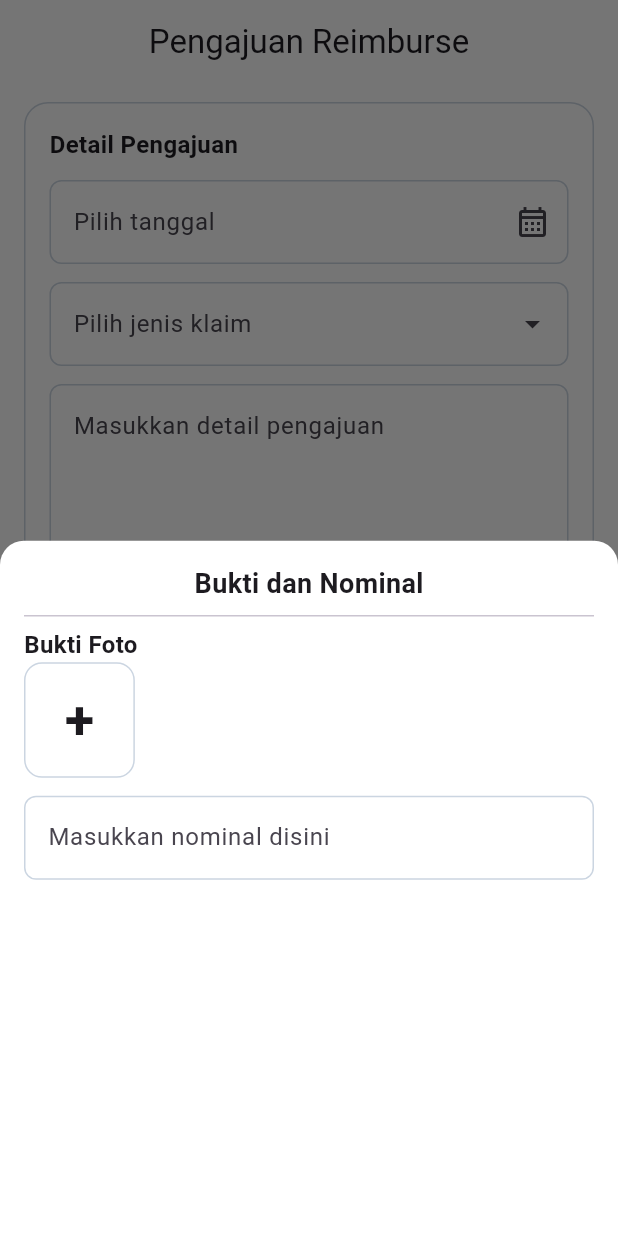
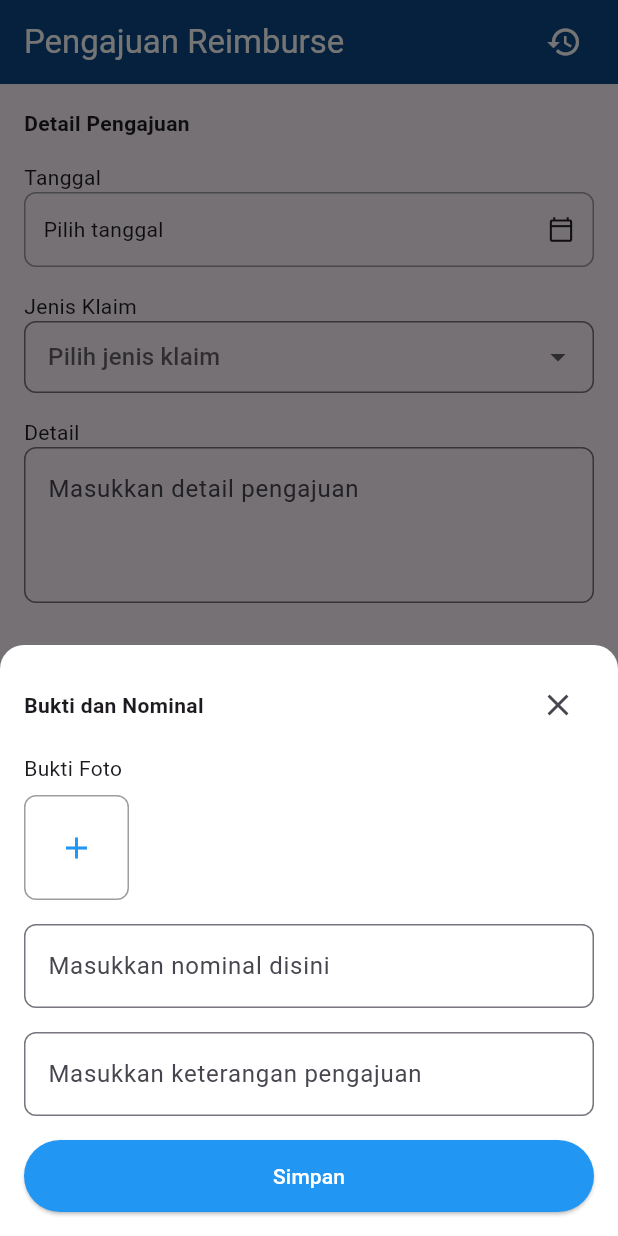
Before and after one commit to Noufalgithub/venturo_test, a Flutter app: the screen it shows after launch, after a tap on "Klik untuk upload file dan isi nominal", on a phone screen of 412 x 824 dp. Run offline on Flutter 3.47's test engine with Material 3 defaults, Android fonts, the phone set to English and light mode, and no system bars; our stand-ins replace get, image_picker.

Commit message:
slicing and integration done

```diff
--- a/lib/app/modules/home/controllers/home_controller.dart
+++ b/lib/app/modules/home/controllers/home_controller.dart
@@ -1,18 +1,93 @@
+import 'dart:io';
+
 import 'package:flutter/material.dart';
 import 'package:get/get.dart';
 
 class HomeController extends GetxController {
-  var selectedDate = DateTime.now().obs;
+  var selectedDate = Rxn<DateTime>();
+  var selectedJenisKlaim = ''.obs;
+  var detailPengajuan = ''.obs;
+  var lampiranList = <Lampiran>[].obs;
 
-  Future<void> pickDate(BuildContext context) async {
-    final DateTime? picked = await showDatePicker(
+  // Simpan semua pengajuan di memori
+  var riwayatPengajuan = <Pengajuan>[].obs;
+
+  final jenisKlaimList = ['Transport', 'Makan', 'Kesehatan', 'Lainnya'];
+
+  void pickDate(BuildContext context) async {
+    final picked = await showDatePicker(
       context: context,
-      initialDate: selectedDate.value,
-      firstDate: DateTime(2000),
+      initialDate: DateTime.now(),
+      firstDate: DateTime(2020),
       lastDate: DateTime(2100),
     );
-    if (picked != null && picked != selectedDate.value) {
-      selectedDate.value = picked;
+    if (picked != null) selectedDate.value = picked;
+  }
+
+  void tambahLampiran(Lampiran lampiran) {
+    lampiranList.add(lampiran);
+  }
+
+  void simpanPengajuan() {
+    if (selectedDate.value == null ||
+        selectedJenisKlaim.value.isEmpty ||
+        detailPengajuan.value.isEmpty) {
+      Get.snackbar(
+        'Gagal',
+        'Lengkapi semua data pengajuan',
+        backgroundColor: Colors.red,
+        colorText: Colors.white,
+      );
+      return;
     }
+
+    riwayatPengajuan.add(
+      Pengajuan(
+        tanggal: selectedDate.value!,
+        jenisKlaim: selectedJenisKlaim.value,
+        detail: detailPengajuan.value,
+        lampiran: lampiranList.toList(),
+      ),
+    );
+
+    // Reset form
+    selectedDate.value = null;
+    selectedJenisKlaim.value = '';
+    detailPengajuan.value = '';
+    lampiranList.clear();
+
+    Get.snackbar(
+      'Berhasil',
+      'Pengajuan disimpan',
+      colorText: Colors.white,
+      backgroundColor: Colors.green,
+    );
   }
 }
+
+// ===================== MODEL =====================
+class Lampiran {
+  final List<File> buktiFoto;
+  final String nominal;
+  final String keterangan;
+
+  Lampiran({
+    required this.buktiFoto,
+    required this.nominal,
+    required this.keterangan,
+  });
+}
+
+class Pengajuan {
+  final DateTime tanggal;
+  final String jenisKlaim;
+  final String detail;
+  final List<Lampiran> lampiran;
+
+  Pengajuan({
+    required this.tanggal,
+    required this.jenisKlaim,
+    required this.detail,
+    required this.lampiran,
+  });
+}
--- a/lib/app/modules/home/views/home_view.dart
+++ b/lib/app/modules/home/views/home_view.dart
@@ -1,195 +1,175 @@
 import 'package:flutter/material.dart';
 
 import 'package:get/get.dart';
+import 'package:venturo_test/app/core/constants/app_colors.dart';
+import 'package:venturo_test/app/core/widgets/custom_button.dart';
+import 'package:venturo_test/app/routes/app_pages.dart';
 
-import '../../../core/constants/app_colors.dart';
-import '../../../core/widgets/custom_button.dart';
-import '../../../core/widgets/custom_text_field.dart';
 import '../controllers/home_controller.dart';
+import 'widgets/lampiran_bottom_sheet.dart';
 
 class HomeView extends GetView<HomeController> {
   const HomeView({super.key});
   @override
   Widget build(BuildContext context) {
+    final detailController = TextEditingController();
+
     return SafeArea(
-      top: false,
       child: Scaffold(
-        backgroundColor: Colors.white,
         appBar: AppBar(
-          title: const Text('Pengajuan Reimburse'),
-          centerTitle: true,
-          backgroundColor: Colors.white,
+          title: Text(
+            'Pengajuan Reimburse',
+            style: TextStyle(color: Colors.white),
+          ),
+          backgroundColor: AppColors.blueColor,
+          actions: [
+            IconButton(
+              icon: Icon(Icons.history, color: Colors.white),
+              onPressed: () => Get.toNamed(Routes.RIWAYAT_PENGAJUAN),
+            ),
+            SizedBox(width: 12),
+          ],
         ),
         bottomSheet: Padding(
           padding: const EdgeInsets.fromLTRB(16, 0, 16, 12),
           child: CustomButton(
             title: 'Submit Request',
-            onTap: () {},
+            onTap: controller.simpanPengajuan,
             bgColor: AppColors.blueColor,
           ),
         ),
-        body: ListView(
-          children: [
-            DetailPengajuan(),
-            Container(
-              padding: EdgeInsets.all(16),
-              margin: EdgeInsets.fromLTRB(16, 12, 16, 12),
-              decoration: BoxDecoration(
-                color: Colors.white,
-                borderRadius: BorderRadius.circular(16),
-                border: Border.all(color: AppColors.lineColor),
-              ),
+        body: SingleChildScrollView(
+          padding: const EdgeInsets.all(16),
           child: Column(
             crossAxisAlignment: CrossAxisAlignment.start,
             children: [
               Text(
-                    'Lampiran Bukti',
-                    style: TextStyle(fontWeight: FontWeight.bold, fontSize: 16),
+                'Detail Pengajuan',
+                style: TextStyle(fontWeight: FontWeight.bold),
               ),
-                  SizedBox(height: 12),
-                  SizedBox(
-                    width: double.infinity,
-                    child: Card(
-                      color: Colors.white,
-                      elevation: 6,
-                      child: InkWell(
-                        onTap: () {
-                          Get.bottomSheet(
-                            Container(
-                              width: double.infinity,
-                              padding: EdgeInsets.all(16),
+              SizedBox(height: 16),
+              Text('Tanggal'),
+              GestureDetector(
+                onTap: () => controller.pickDate(context),
+                child: Obx(
+                  () => Container(
+                    padding: const EdgeInsets.symmetric(
+                      horizontal: 12,
+                      vertical: 14,
+                    ),
                     decoration: BoxDecoration(
-                                color: Colors.white,
-                                borderRadius: BorderRadius.only(
-                                  topLeft: Radius.circular(16),
-                                  topRight: Radius.circular(16),
+                      border: Border.all(color: Colors.grey),
+                      borderRadius: BorderRadius.circular(8),
                     ),
+                    child: Row(
+                      mainAxisAlignment: MainAxisAlignment.spaceBetween,
+                      children: [
+                        Text(
+                          controller.selectedDate.value == null
+                              ? 'Pilih tanggal'
+                              : controller.selectedDate.value.toString().split(
+                                  ' ',
+                                )[0],
                         ),
-                              child: Column(
-                                crossAxisAlignment: CrossAxisAlignment.start,
-                                children: [
-                                  Center(
-                                    child: Text(
-                                      'Bukti dan Nominal',
-                                      style: TextStyle(
-                                        fontWeight: FontWeight.bold,
-                                        fontSize: 18,
+                        Icon(Icons.calendar_today_outlined, size: 18),
+                      ],
                     ),
                   ),
                 ),
-                                  Divider(),
-                                  Text(
-                                    'Bukti Foto',
-                                    style: TextStyle(
-                                      fontWeight: FontWeight.bold,
-                                      fontSize: 16,
               ),
+              SizedBox(height: 16),
+              Text('Jenis Klaim'),
+              Obx(
+                () => DropdownButtonFormField<String>(
+                  value: controller.selectedJenisKlaim.value.isEmpty
+                      ? null
+                      : controller.selectedJenisKlaim.value,
+                  hint: Text('Pilih jenis klaim'),
+                  items: controller.jenisKlaimList
+                      .map((e) => DropdownMenuItem(value: e, child: Text(e)))
+                      .toList(),
+                  onChanged: (val) =>
+                      controller.selectedJenisKlaim.value = val ?? '',
+                  decoration: InputDecoration(
+                    border: OutlineInputBorder(
+                      borderRadius: BorderRadius.circular(8),
                     ),
-                                  Container(
-                                    padding: EdgeInsets.symmetric(
-                                      horizontal: 26,
+                    contentPadding: EdgeInsets.symmetric(
+                      horizontal: 12,
                       vertical: 12,
-                                    ),
-                                    decoration: BoxDecoration(
-                                      borderRadius: BorderRadius.circular(12),
-                                      border: Border.all(
-                                        color: AppColors.lineColor,
-                                      ),
-                                    ),
-                                    child: Text(
-                                      "+",
-                                      style: TextStyle(
-                                        fontSize: 36,
-                                        fontWeight: FontWeight.bold,
                     ),
                   ),
                 ),
-                                  SizedBox(height: 12),
-                                  CustomTextField(
-                                    hintText: 'Masukkan nominal disini',
-                                    onTap: () {},
               ),
-                                ],
+              SizedBox(height: 16),
+              Text('Detail'),
+              TextField(
+                controller: detailController,
+                onChanged: (val) => controller.detailPengajuan.value = val,
+                maxLines: 3,
+                decoration: InputDecoration(
+                  hintText: 'Masukkan detail pengajuan',
+                  border: OutlineInputBorder(
+                    borderRadius: BorderRadius.circular(8),
                   ),
                 ),
-                          );
-                        },
-                        child: Padding(
-                          padding: const EdgeInsets.all(16),
+              ),
+              SizedBox(height: 24),
+              Text(
+                'Lampiran Bukti',
+                style: TextStyle(fontWeight: FontWeight.bold),
+              ),
+              GestureDetector(
+                onTap: () => openLampiranBottomSheet(context),
+                child: Container(
+                  width: double.infinity,
+                  height: 120,
+                  margin: const EdgeInsets.only(top: 8),
+                  decoration: BoxDecoration(
+                    border: Border.all(color: Colors.grey),
+                    borderRadius: BorderRadius.circular(8),
+                  ),
+                  child: Center(
                     child: Column(
+                      mainAxisAlignment: MainAxisAlignment.center,
                       children: [
                         Icon(
-                                Icons.file_upload_outlined,
-                                size: 50,
-                                color: Colors.grey,
+                          Icons.upload_outlined,
+                          size: 32,
+                          color: Colors.blue,
                         ),
-                              Text(
-                                'Klik untuk upload file dan isi nominal',
-                                style: TextStyle(fontSize: 16),
-                              ),
+                        SizedBox(height: 8),
+                        Text('Klik untuk upload file dan isi nominal'),
                         Text(
                           'PNG, JPG hingga 5MB',
-                                style: TextStyle(
-                                  fontSize: 14,
-                                  color: Colors.black45,
-                                ),
+                          style: TextStyle(fontSize: 12, color: Colors.grey),
                         ),
                       ],
                     ),
                   ),
                 ),
               ),
+              SizedBox(height: 16),
+              Obx(
+                () => Column(
+                  children: controller.lampiranList.map((lampiran) {
+                    return Card(
+                      margin: EdgeInsets.only(bottom: 8),
+                      child: ListTile(
+                        leading: Icon(Icons.attach_file),
+                        title: Text('Nominal: ${lampiran.nominal}'),
+                        subtitle: Text(lampiran.keterangan),
+                        trailing: Text('${lampiran.buktiFoto.length} foto'),
                       ),
+                    );
+                  }).toList(),
+                ),
+              ),
+              SizedBox(height: 24),
             ],
           ),
-            ),
-          ],
         ),
       ),
     );
   }
 }
-
-class DetailPengajuan extends StatelessWidget {
-  const DetailPengajuan({super.key});
-
-  @override
-  Widget build(BuildContext context) {
-    return Container(
-      padding: EdgeInsets.all(16),
-      margin: EdgeInsets.fromLTRB(16, 12, 16, 12),
-      decoration: BoxDecoration(
-        color: Colors.white,
-        borderRadius: BorderRadius.circular(16),
-        border: Border.all(color: AppColors.lineColor),
-      ),
-      child: Column(
-        crossAxisAlignment: CrossAxisAlignment.start,
-        children: [
-          Text(
-            'Detail Pengajuan',
-            style: TextStyle(fontWeight: FontWeight.bold, fontSize: 16),
-          ),
-          SizedBox(height: 12),
-          CustomTextField(
-            hintText: 'Pilih tanggal',
-            onTap: () {},
-            suffixIcon: Icon(Icons.calendar_month_outlined),
-          ),
-          SizedBox(height: 12),
-          CustomTextField(
-            hintText: 'Pilih jenis klaim',
-            onTap: () {},
-            suffixIcon: Icon(Icons.arrow_drop_down),
-          ),
-          SizedBox(height: 12),
-          CustomTextField(
-            hintText: 'Masukkan detail pengajuan',
-            onTap: () {},
-            maxLine: 4,
-          ),
-        ],
-      ),
-    );
-  }
-}
--- /dev/null
+++ b/lib/app/modules/home/views/widgets/lampiran_bottom_sheet.dart
@@ -0,0 +1,119 @@
+import 'dart:io';
+
+import 'package:flutter/material.dart';
+import 'package:get/get.dart';
+import 'package:image_picker/image_picker.dart';
+import 'package:venturo_test/app/modules/home/controllers/home_controller.dart';
+
+void openLampiranBottomSheet(BuildContext context) {
+  final nominalController = TextEditingController();
+  final keteranganController = TextEditingController();
+  final buktiFoto = <File>[].obs;
+  final controller = Get.put(HomeController());
+
+  Get.bottomSheet(
+    SafeArea(
+      child: Container(
+        padding: const EdgeInsets.all(16),
+        decoration: BoxDecoration(
+          color: Colors.white,
+          borderRadius: BorderRadius.vertical(top: Radius.circular(16)),
+        ),
+        child: SingleChildScrollView(
+          child: Column(
+            crossAxisAlignment: CrossAxisAlignment.start,
+            children: [
+              Row(
+                mainAxisAlignment: MainAxisAlignment.spaceBetween,
+                children: [
+                  Text(
+                    'Bukti dan Nominal',
+                    style: TextStyle(fontWeight: FontWeight.bold),
+                  ),
+                  IconButton(
+                    icon: Icon(Icons.close),
+                    onPressed: () => Get.back(),
+                  ),
+                ],
+              ),
+              SizedBox(height: 8),
+              Text('Bukti Foto'),
+              SizedBox(height: 8),
+              Obx(
+                () => Wrap(
+                  spacing: 8,
+                  runSpacing: 8,
+                  children: [
+                    for (var img in buktiFoto)
+                      Image.file(img, width: 70, height: 70, fit: BoxFit.cover),
+                    GestureDetector(
+                      onTap: () async {
+                        final picker = ImagePicker();
+                        final picked = await picker.pickMultiImage();
+                        if (picked.isNotEmpty) {
+                          buktiFoto.addAll(picked.map((e) => File(e.path)));
+                        }
+                      },
+                      child: Container(
+                        width: 70,
+                        height: 70,
+                        decoration: BoxDecoration(
+                          border: Border.all(color: Colors.grey),
+                          borderRadius: BorderRadius.circular(8),
+                        ),
+                        child: Icon(Icons.add, color: Colors.blue),
+                      ),
+                    ),
+                  ],
+                ),
+              ),
+              SizedBox(height: 16),
+              TextField(
+                controller: nominalController,
+                keyboardType: TextInputType.number,
+                decoration: InputDecoration(
+                  hintText: 'Masukkan nominal disini',
+                  border: OutlineInputBorder(
+                    borderRadius: BorderRadius.circular(8),
+                  ),
+                ),
+              ),
+              SizedBox(height: 16),
+              TextField(
+                controller: keteranganController,
+                decoration: InputDecoration(
+                  hintText: 'Masukkan keterangan pengajuan',
+                  border: OutlineInputBorder(
+                    borderRadius: BorderRadius.circular(8),
+                  ),
+                ),
+              ),
+              SizedBox(height: 16),
+              SizedBox(
+                width: double.infinity,
+                child: ElevatedButton(
+                  style: ElevatedButton.styleFrom(
+                    backgroundColor: Colors.blue,
+                    padding: EdgeInsets.symmetric(vertical: 14),
+                  ),
+                  onPressed: () {
+                    controller.tambahLampiran(
+                      Lampiran(
+                        buktiFoto: buktiFoto.toList(),
+                        nominal: nominalController.text,
+                        keterangan: keteranganController.text,
+                      ),
+                    );
+                    Get.back();
+                  },
+                  child: Text('Simpan', style: TextStyle(color: Colors.white)),
+                ),
+              ),
+            ],
+          ),
+        ),
+      ),
+    ),
+    isScrollControlled: true,
+  );
+}
--- a/lib/app/routes/app_pages.dart
+++ b/lib/app/routes/app_pages.dart
@@ -2,6 +2,8 @@ import 'package:get/get.dart';
 
 import '../modules/home/bindings/home_binding.dart';
 import '../modules/home/views/home_view.dart';
+import '../modules/riwayat_pengajuan/bindings/riwayat_pengajuan_binding.dart';
+import '../modules/riwayat_pengajuan/views/riwayat_pengajuan_view.dart';
 
 part 'app_routes.dart';
 
@@ -16,5 +18,10 @@ class AppPages {
       page: () => const HomeView(),
       binding: HomeBinding(),
     ),
+    GetPage(
+      name: _Paths.RIWAYAT_PENGAJUAN,
+      page: () => const RiwayatPengajuanView(),
+      binding: RiwayatPengajuanBinding(),
+    ),
   ];
 }
--- a/lib/app/routes/app_routes.dart
+++ b/lib/app/routes/app_routes.dart
@@ -4,9 +4,11 @@ part of 'app_pages.dart';
 abstract class Routes {
   Routes._();
   static const HOME = _Paths.HOME;
+  static const RIWAYAT_PENGAJUAN = _Paths.RIWAYAT_PENGAJUAN;
 }
 
 abstract class _Paths {
   _Paths._();
   static const HOME = '/home';
+  static const RIWAYAT_PENGAJUAN = '/riwayat-pengajuan';
 }
--- /dev/null
+++ b/lib/app/views/views/detail_riwayat_pengajuan_view.dart
@@ -0,0 +1,38 @@
+import 'package:flutter/material.dart';
+
+import 'package:get/get.dart';
+
+import '../../modules/home/controllers/home_controller.dart';
+
+class DetailRiwayatPengajuanView extends GetView {
+  const DetailRiwayatPengajuanView(this.pengajuan, {super.key});
+
+  final Pengajuan pengajuan;
+  @override
+  Widget build(BuildContext context) {
+    return Scaffold(
+      appBar: AppBar(title: Text('Detail Pengajuan')),
+      body: Padding(
+        padding: const EdgeInsets.all(16),
+        child: ListView(
+          children: [
+            Text('Tanggal: ${pengajuan.tanggal.toString().split(' ')[0]}'),
+            Text('Jenis Klaim: ${pengajuan.jenisKlaim}'),
+            Text('Detail: ${pengajuan.detail}'),
+            SizedBox(height: 16),
+            Text('Lampiran:', style: TextStyle(fontWeight: FontWeight.bold)),
+            for (var l in pengajuan.lampiran)
+              Card(
+                margin: EdgeInsets.symmetric(vertical: 8),
+                child: ListTile(
+                  title: Text('Nominal: ${l.nominal}'),
+                  subtitle: Text(l.keterangan),
+                  trailing: Text('${l.buktiFoto.length} foto'),
+                ),
+              ),
+          ],
+        ),
+      ),
+    );
+  }
+}
--- a/lib/main.dart
+++ b/lib/main.dart
@@ -5,8 +5,11 @@ import 'package:get/get.dart';
 import 'app/routes/app_pages.dart';
 
 void main() {
+  WidgetsFlutterBinding.ensureInitialized();
+
   runApp(
     GetMaterialApp(
+      debugShowCheckedModeBanner: false,
       title: "Application",
       initialRoute: AppPages.INITIAL,
       getPages: AppPages.routes,
--- a/pubspec.yaml
+++ b/pubspec.yaml
@@ -36,6 +36,7 @@ dependencies:
   cupertino_icons: ^1.0.8
   get: ^4.7.2
   intl: ^0.20.2
+  image_picker: ^1.2.0
 
 
 dev_dependencies:
```
Also changed, not shown: lib/app/modules/riwayat_pengajuan/bindings/riwayat_pengajuan_binding.dart (added, +12 -0 lines), lib/app/modules/riwayat_pengajuan/controllers/riwayat_pengajuan_controller.dart (added, +23 -0 lines), lib/app/modules/riwayat_pengajuan/views/riwayat_pengajuan_view.dart (added, +44 -0 lines), pubspec.lock, 3 other files. Lines whose indentation alone changed are shown as unchanged.
